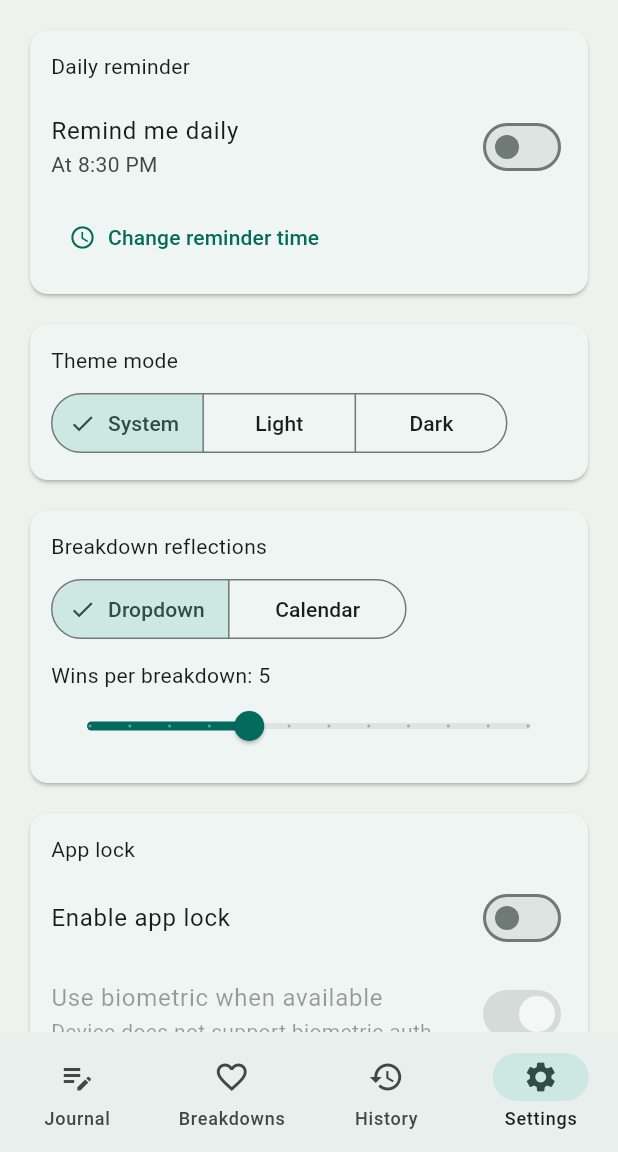
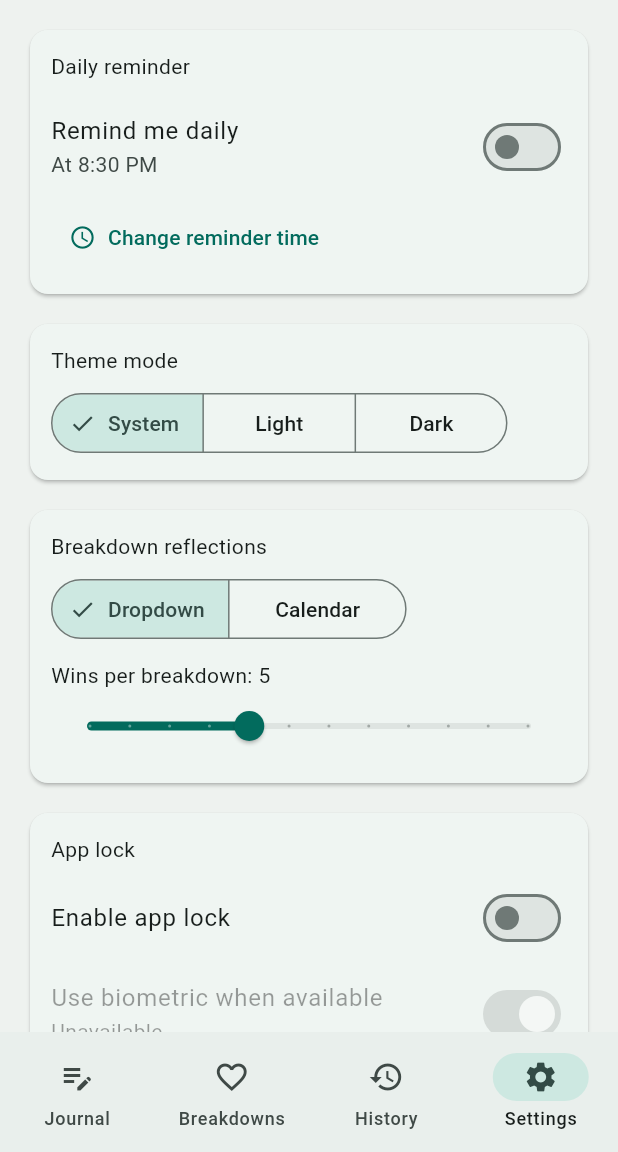
Before and after one commit to Samiul-Hossen-Sarkar-Santo/leave_it_here, a Flutter app: the screen it shows after launch, item 4 of the bottom bar chosen, on a phone screen of 412 x 824 dp, the part 84-1236 px from its top. Run offline on Flutter 3.47's test engine with Material 3 defaults, Android fonts, the light colour scheme and no system bars; our stand-ins replace awesome_notifications, flutter_secure_storage, local_auth, shared_preferences, table_calendar.

Commit message:
minor bug fixed and qol changes

```diff
--- a/lib/screens/home_screen.dart
+++ b/lib/screens/home_screen.dart
@@ -517,7 +517,7 @@ class _HomeScreenState extends State<HomeScreen> {
                   contentPadding: EdgeInsets.zero,
                   value: c.settings.biometricEnabled,
                   title: const Text('Use biometric when available'),
-                  subtitle: Text(c.biometricStatus),
+                  subtitle: Text(c.biometricAvailable ? 'Available' : 'Unavailable'),
                   onChanged: c.biometricAvailable
                       ? (value) async {
                           await c.updateSettings(
@@ -525,20 +525,6 @@ class _HomeScreenState extends State<HomeScreen> {
                           );
                         }
                       : null,
-                ),
-                Align(
-                  alignment: Alignment.centerLeft,
-                  child: TextButton.icon(
-                    onPressed: () async {
-                      await c.refreshBiometricAvailability();
-                      if (!mounted) {
-                        return;
-                      }
-                      setState(() {});
-                    },
-                    icon: const Icon(Icons.refresh),
-                    label: const Text('Recheck biometric status'),
-                  ),
                 ),
                 const SizedBox(height: 8),
                 Text('Lock timeout: ${c.settings.lockTimeoutMinutes} min'),
```
